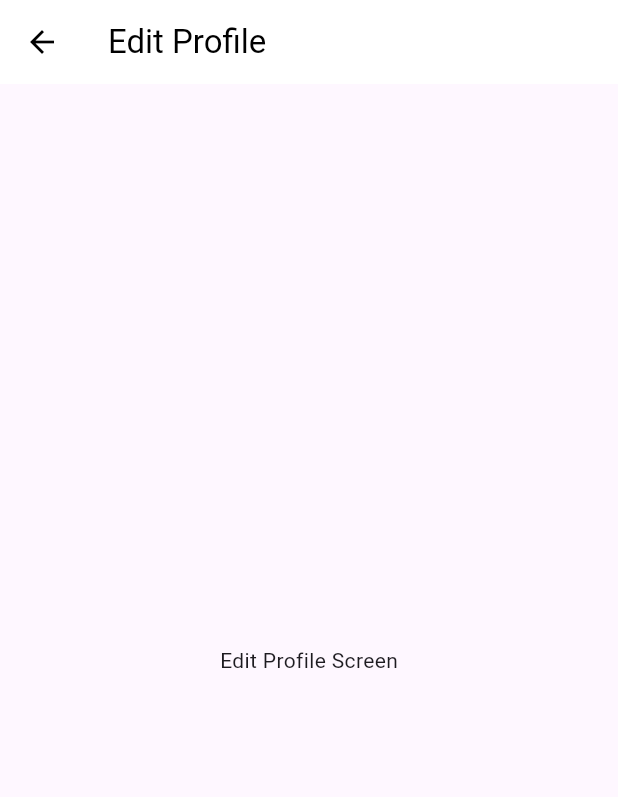
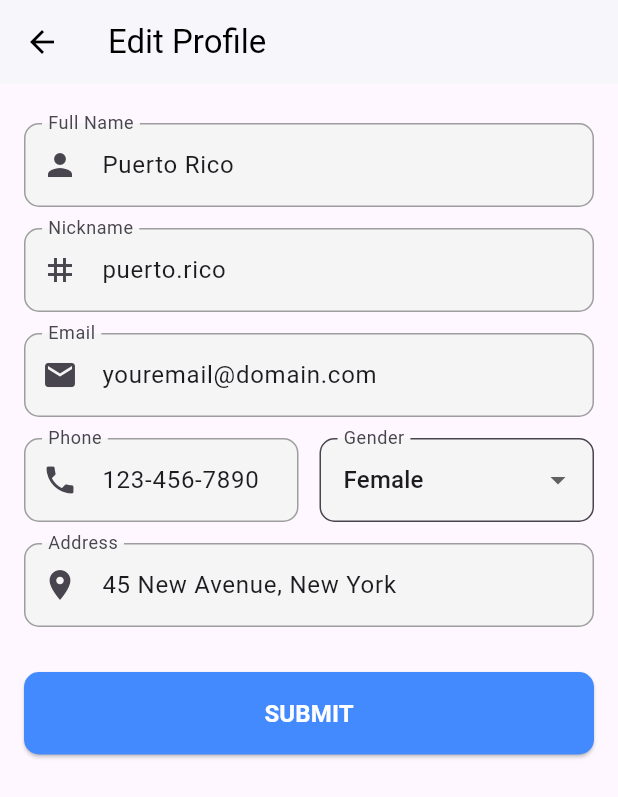
Before and after one commit to Praveen919/Second_Job_Search, a Flutter app: the MyProfilePageScreen screen opened directly, after a tap on "Edit Profile", on a phone screen of 412 x 824 dp. Shown: the top 797 px of the screen. Run offline on Flutter 3.47's test engine with Material 3 defaults, Android fonts, the phone set to English and light mode, and no system bars; our stand-ins replace font_awesome_flutter, image_picker.

Commit message:
Update my_profile_page.dart

```diff
--- a/lib/screens/Bottom_navigation/my_profile_page.dart
+++ b/lib/screens/Bottom_navigation/my_profile_page.dart
@@ -121,6 +121,24 @@ class _ProfileScreenState extends State<MyProfilePageScreen> {
                 ),
                 _buildOption(
                   context,
+                  icon: Icons.remove_red_eye_outlined,
+                  text: 'Password Update',
+                  onTap: () {},
+                ),
+                _buildOption(
+                  context,
+                  icon: Icons.add_comment_outlined,
+                  text: 'FAQ',
+                  onTap: () {},
+                ),
+                _buildOption(
+                  context,
+                  icon: Icons.ballot_outlined,
+                  text: 'Testimonials',
+                  onTap: () {},
+                ),
+                _buildOption(
+                  context,
                   icon: Icons.logout,
                   text: 'Log Out',
                   onTap: () {
@@ -211,10 +229,136 @@ class EditProfileScreen extends StatelessWidget {
       appBar: AppBar(
         title: const Text("Edit Profile"),
         backgroundColor: Colors.white,
+        elevation: 1,
         foregroundColor: Colors.black,
+        leading: IconButton(
+          icon: const Icon(Icons.arrow_back),
+          onPressed: () {
+            Navigator.pop(context);
+          },
+        ),
       ),
-      body: Center(
-        child: const Text("Edit Profile Screen"),
+      body: SingleChildScrollView(
+        child: Padding(
+          padding: const EdgeInsets.all(16.0),
+          child: Column(
+            crossAxisAlignment: CrossAxisAlignment.start,
+            children: [
+              const SizedBox(height: 10),
+              _buildTextField(
+                label: "Full Name",
+                hintText: "Enter your full name",
+                icon: Icons.person,
+                initialValue: "Puerto Rico",
+              ),
+              const SizedBox(height: 14.0),
+              _buildTextField(
+                label: "Nickname",
+                hintText: "Enter your nickname",
+                icon: Icons.tag,
+                initialValue: "puerto.rico",
+              ),
+              const SizedBox(height: 14.0),
+              _buildTextField(
+                label: "Email",
+                hintText: "Enter your email",
+                icon: Icons.email,
+                initialValue: "youremail@domain.com",
+              ),
+              const SizedBox(height: 14.0),
+              Row(
+                children: [
+                  Expanded(
+                    child: _buildTextField(
+                      label: "Phone",
+                      hintText: "Enter your phone number",
+                      icon: Icons.phone,
+                      initialValue: "123-456-7890",
+                    ),
+                  ),
+                  const SizedBox(width: 14.0),
+                  Expanded(
+                    child: DropdownButtonFormField<String>(
+                      decoration: InputDecoration(
+                        labelText: "Gender",
+                        border: OutlineInputBorder(
+                          borderRadius: BorderRadius.circular(10),
+                        ),
+                        filled: true,
+                        fillColor: Colors.grey[100],
+                      ),
+                      value: "Female",
+                      items: const [
+                        DropdownMenuItem(value: "Male", child: Text("Male")),
+                        DropdownMenuItem(value: "Female", child: Text("Female")),
+                        DropdownMenuItem(value: "Other", child: Text("Other")),
+                      ],
+                      onChanged: (value) {},
+                    ),
+                  ),
+                ],
+              ),
+              const SizedBox(height: 14.0),
+              _buildTextField(
+                label: "Address",
+                hintText: "Enter your address",
+                icon: Icons.location_on,
+                initialValue: "45 New Avenue, New York",
+              ),
+              const SizedBox(height: 30),
+              SizedBox(
+                width: double.infinity,
+                child: ElevatedButton(
+                  onPressed: () {
+                    // Handle submit action
+                  },
+                  style: ElevatedButton.styleFrom(
+                    backgroundColor: Colors.blueAccent,
+                    foregroundColor: Colors.white,
+                    shape: RoundedRectangleBorder(
+                      borderRadius: BorderRadius.circular(10),
+                    ),
+                    padding: const EdgeInsets.symmetric(vertical: 16),
+                  ),
+                  child: const Text(
+                    "SUBMIT",
+                    style: TextStyle(fontSize: 16, fontWeight: FontWeight.bold),
+                  ),
+                ),
+              ),
+            ],
+          ),
+        ),
+      ),
+    );
+  }
+
+  Widget _buildTextField({
+    required String label,
+    required String hintText,
+    required IconData icon,
+    String? initialValue,
+  }) {
+    return TextField(
+      controller: TextEditingController(text: initialValue),
+      decoration: InputDecoration(
+        labelText: label,
+        hintText: hintText,
+        prefixIcon: Icon(icon),
+        filled: true,
+        fillColor: Colors.grey[100],
+        border: OutlineInputBorder(
+          borderRadius: BorderRadius.circular(10),
+          borderSide: BorderSide.none,
+        ),
+        enabledBorder: OutlineInputBorder(
+          borderRadius: BorderRadius.circular(10),
+          borderSide: const BorderSide(color: Colors.grey),
+        ),
+        focusedBorder: OutlineInputBorder(
+          borderRadius: BorderRadius.circular(10),
+          borderSide: const BorderSide(color: Colors.blueAccent),
+        ),
       ),
     );
   }
```
